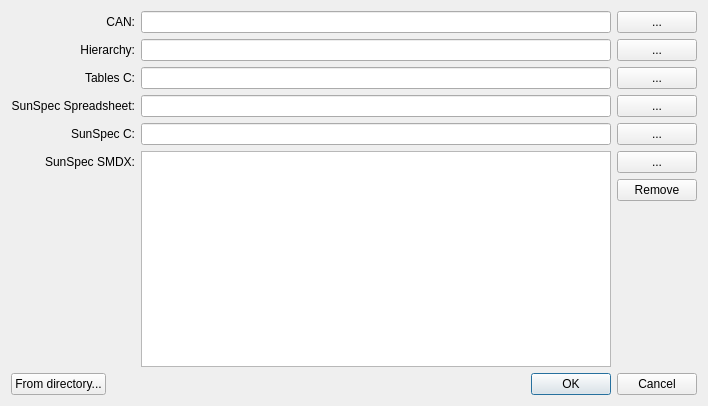
First picture: the form in src/epcpm/importexportdialog.ui, repository epcpower/pm, before the edit.
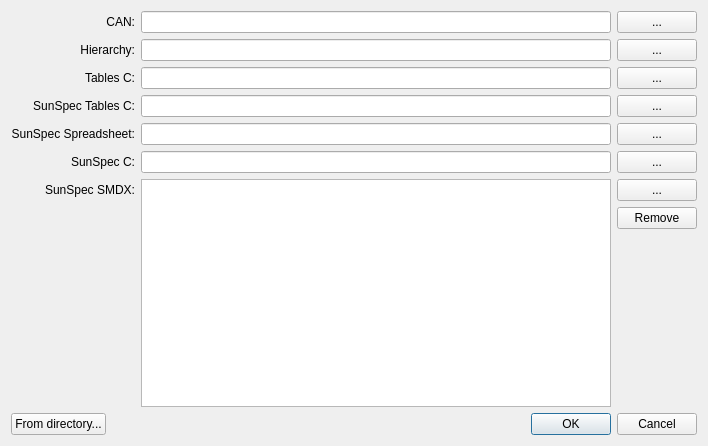
Second picture: the form after the edit.

Patch:
```diff
--- a/src/epcpm/importexportdialog.ui
+++ b/src/epcpm/importexportdialog.ui
@@ -7,7 +7,7 @@
     <x>0</x>
     <y>0</y>
     <width>708</width>
-    <height>406</height>
+    <height>446</height>
    </rect>
   </property>
   <property name="sizePolicy">
@@ -20,88 +20,24 @@
    <string>Dialog</string>
   </property>
   <layout class="QGridLayout" name="gridLayout">
-   <item row="0" column="2">
-    <widget class="QPushButton" name="pick_can">
-     <property name="text">
-      <string>...</string>
-     </property>
-    </widget>
-   </item>
-   <item row="3" column="1">
-    <widget class="QLineEdit" name="spreadsheet"/>
-   </item>
-   <item row="0" column="0">
-    <widget class="QLabel" name="label">
-     <property name="text">
-      <string>CAN:</string>
-     </property>
-     <property name="alignment">
-      <set>Qt::AlignRight|Qt::AlignTrailing|Qt::AlignVCenter</set>
-     </property>
-    </widget>
-   </item>
-   <item row="3" column="0">
-    <widget class="QLabel" name="label_3">
-     <property name="text">
-      <string>SunSpec Spreadsheet:</string>
-     </property>
-     <property name="alignment">
-      <set>Qt::AlignRight|Qt::AlignTrailing|Qt::AlignVCenter</set>
-     </property>
-    </widget>
-   </item>
-   <item row="1" column="2">
-    <widget class="QPushButton" name="pick_hierarchy">
-     <property name="text">
-      <string>...</string>
-     </property>
-    </widget>
-   </item>
-   <item row="1" column="0">
-    <widget class="QLabel" name="label_2">
-     <property name="text">
-      <string>Hierarchy:</string>
-     </property>
-     <property name="alignment">
-      <set>Qt::AlignRight|Qt::AlignTrailing|Qt::AlignVCenter</set>
-     </property>
-    </widget>
-   </item>
-   <item row="3" column="2">
-    <widget class="QPushButton" name="pick_spreadsheet">
-     <property name="text">
-      <string>...</string>
-     </property>
-    </widget>
-   </item>
-   <item row="5" column="2">
-    <widget class="QPushButton" name="pick_smdx">
-     <property name="text">
-      <string>...</string>
-     </property>
-    </widget>
-   </item>
-   <item row="1" column="1">
-    <widget class="QLineEdit" name="hierarchy"/>
-   </item>
-   <item row="6" column="2">
+   <item row="7" column="2">
     <widget class="QPushButton" name="remove_smdx">
      <property name="text">
       <string>Remove</string>
      </property>
     </widget>
    </item>
-   <item row="0" column="1">
-    <widget class="QLineEdit" name="can"/>
-   </item>
-   <item row="5" column="1" rowspan="3">
-    <widget class="QListWidget" name="smdx_list">
-     <property name="selectionMode">
-      <enum>QAbstractItemView::ExtendedSelection</enum>
+   <item row="4" column="0">
+    <widget class="QLabel" name="label_3">
+     <property name="text">
+      <string>SunSpec Spreadsheet:</string>
+     </property>
+     <property name="alignment">
+      <set>Qt::AlignRight|Qt::AlignTrailing|Qt::AlignVCenter</set>
      </property>
     </widget>
    </item>
-   <item row="8" column="0" colspan="3">
+   <item row="9" column="0" colspan="3">
     <layout class="QHBoxLayout" name="horizontalLayout">
      <item>
       <widget class="QPushButton" name="from_directory">
@@ -119,43 +55,26 @@
      </item>
     </layout>
    </item>
-   <item row="5" column="0">
-    <widget class="QLabel" name="smdx_label">
-     <property name="text">
-      <string>SunSpec SMDX:</string>
-     </property>
-     <property name="alignment">
-      <set>Qt::AlignRight|Qt::AlignTrailing|Qt::AlignVCenter</set>
-     </property>
-    </widget>
-   </item>
-   <item row="4" column="0">
-    <widget class="QLabel" name="sunspec_c_label">
-     <property name="text">
-      <string>SunSpec C:</string>
-     </property>
-     <property name="alignment">
-      <set>Qt::AlignRight|Qt::AlignTrailing|Qt::AlignVCenter</set>
-     </property>
-    </widget>
-   </item>
-   <item row="4" column="2">
-    <widget class="QPushButton" name="pick_sunspec_c">
-     <property name="text">
-      <string>...</string>
-     </property>
-    </widget>
-   </item>
-   <item row="4" column="1">
+   <item row="5" column="1">
     <widget class="QLineEdit" name="sunspec_c"/>
    </item>
-   <item row="2" column="0">
-    <widget class="QLabel" name="tables_c_label">
+   <item row="0" column="1">
+    <widget class="QLineEdit" name="can"/>
+   </item>
+   <item row="1" column="1">
+    <widget class="QLineEdit" name="hierarchy"/>
+   </item>
+   <item row="4" column="2">
+    <widget class="QPushButton" name="pick_spreadsheet">
      <property name="text">
-      <string>Tables C:</string>
+      <string>...</string>
      </property>
-     <property name="alignment">
-      <set>Qt::AlignRight|Qt::AlignTrailing|Qt::AlignVCenter</set>
+    </widget>
+   </item>
+   <item row="6" column="1" rowspan="3">
+    <widget class="QListWidget" name="smdx_list">
+     <property name="selectionMode">
+      <enum>QAbstractItemView::ExtendedSelection</enum>
      </property>
     </widget>
    </item>
@@ -169,6 +88,107 @@
      </property>
     </widget>
    </item>
+   <item row="2" column="0">
+    <widget class="QLabel" name="tables_c_label">
+     <property name="text">
+      <string>Tables C:</string>
+     </property>
+     <property name="alignment">
+      <set>Qt::AlignRight|Qt::AlignTrailing|Qt::AlignVCenter</set>
+     </property>
+    </widget>
+   </item>
+   <item row="5" column="0">
+    <widget class="QLabel" name="sunspec_c_label">
+     <property name="text">
+      <string>SunSpec C:</string>
+     </property>
+     <property name="alignment">
+      <set>Qt::AlignRight|Qt::AlignTrailing|Qt::AlignVCenter</set>
+     </property>
+    </widget>
+   </item>
+   <item row="4" column="1">
+    <widget class="QLineEdit" name="spreadsheet"/>
+   </item>
+   <item row="1" column="0">
+    <widget class="QLabel" name="label_2">
+     <property name="text">
+      <string>Hierarchy:</string>
+     </property>
+     <property name="alignment">
+      <set>Qt::AlignRight|Qt::AlignTrailing|Qt::AlignVCenter</set>
+     </property>
+    </widget>
+   </item>
+   <item row="5" column="2">
+    <widget class="QPushButton" name="pick_sunspec_c">
+     <property name="text">
+      <string>...</string>
+     </property>
+    </widget>
+   </item>
+   <item row="0" column="2">
+    <widget class="QPushButton" name="pick_can">
+     <property name="text">
+      <string>...</string>
+     </property>
+    </widget>
+   </item>
+   <item row="6" column="0">
+    <widget class="QLabel" name="smdx_label">
+     <property name="text">
+      <string>SunSpec SMDX:</string>
+     </property>
+     <property name="alignment">
+      <set>Qt::AlignRight|Qt::AlignTrailing|Qt::AlignVCenter</set>
+     </property>
+    </widget>
+   </item>
+   <item row="0" column="0">
+    <widget class="QLabel" name="label">
+     <property name="text">
+      <string>CAN:</string>
+     </property>
+     <property name="alignment">
+      <set>Qt::AlignRight|Qt::AlignTrailing|Qt::AlignVCenter</set>
+     </property>
+    </widget>
+   </item>
+   <item row="1" column="2">
+    <widget class="QPushButton" name="pick_hierarchy">
+     <property name="text">
+      <string>...</string>
+     </property>
+    </widget>
+   </item>
+   <item row="6" column="2">
+    <widget class="QPushButton" name="pick_smdx">
+     <property name="text">
+      <string>...</string>
+     </property>
+    </widget>
+   </item>
+   <item row="3" column="1">
+    <widget class="QLineEdit" name="sunspec_tables_c"/>
+   </item>
+   <item row="3" column="0">
+    <widget class="QLabel" name="sunspec_tables_c_label">
+     <property name="text">
+      <string>SunSpec Tables C:</string>
+     </property>
+     <property name="alignment">
+      <set>Qt::AlignRight|Qt::AlignTrailing|Qt::AlignVCenter</set>
+     </property>
+    </widget>
+   </item>
+   <item row="3" column="2">
+    <widget class="QPushButton" name="pick_sunspec_tables_c">
+     <property name="text">
+      <string>...</string>
+     </property>
+    </widget>
+   </item>
   </layout>
  </widget>
  <resources/>
```
